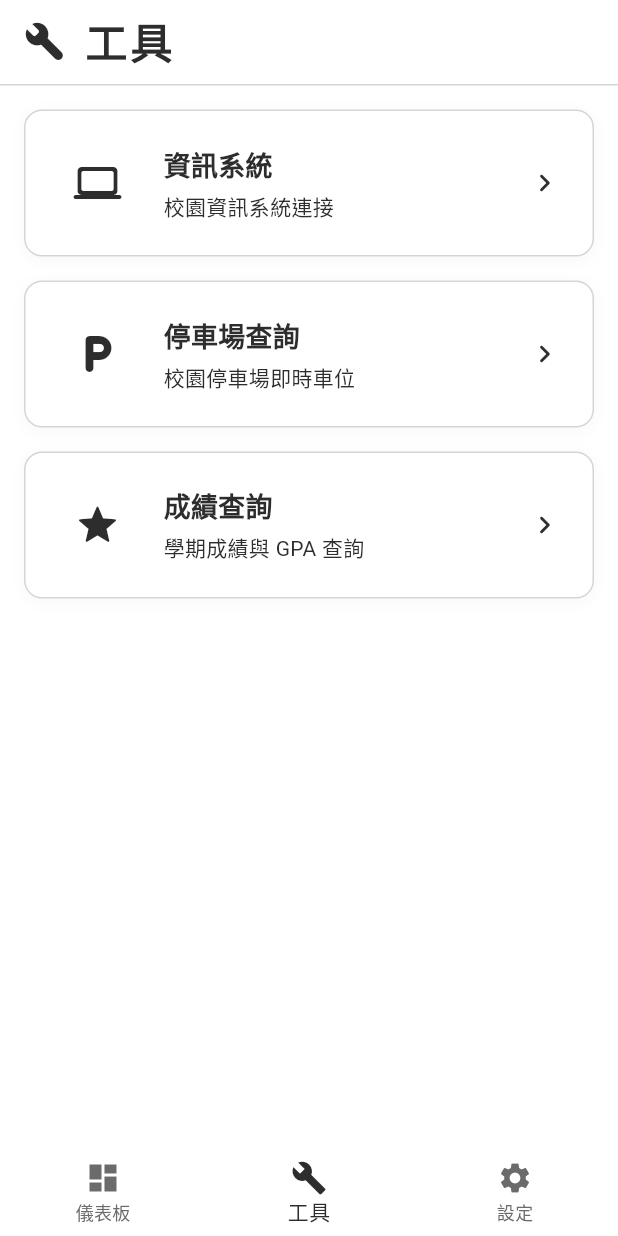
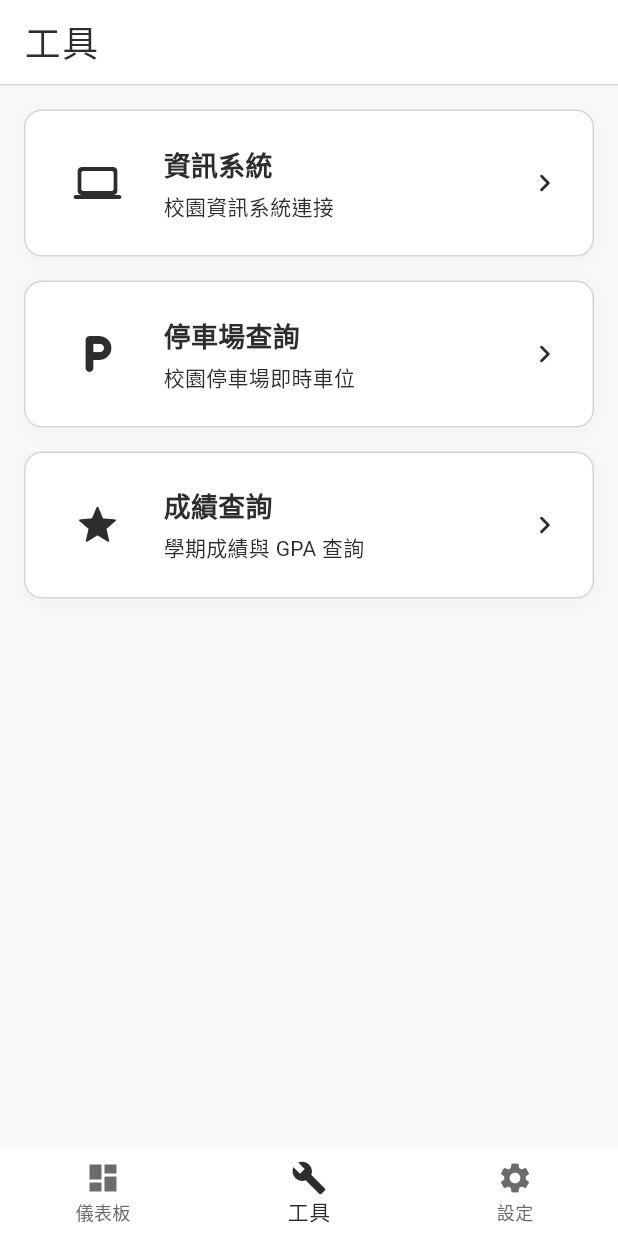
Before and after one commit to mon-jai/tkt, a Flutter app: the screen it shows after launch, item 2 of the bottom bar chosen, on a phone screen of 412 x 824 dp. Run offline on Flutter 3.47's test engine with Material 3 defaults, Android fonts, the phone set to English and light mode, and no system bars; our stand-ins replace cookie_jar, dio, dio_cookie_manager, flutter_html, flutter_local_notifications, get and 6 more; missing offline and left inert: alice_lightweight, back_button_interceptor, fk_user_agent, flutter_inappwebview; network calls fail; statements that could not run were skipped.

Commit message:
更新tool screen app bar

```diff
--- a/lib/screens/navi/tools_screen.dart
+++ b/lib/screens/navi/tools_screen.dart
@@ -12,29 +12,20 @@ class ToolsScreen extends StatelessWidget {
     final colorScheme = theme.colorScheme;
 
     return Scaffold(
-      backgroundColor: colorScheme.surface,
+      backgroundColor: theme.scaffoldBackgroundColor,
       appBar: AppBar(
-        backgroundColor: Colors.transparent,
+        title: Text(
+          '工具',
+          style: TextStyle(
+            fontWeight: FontWeight.w400,
+            letterSpacing: 1.0,
+            color: colorScheme.onSurface,
+          ),
+        ),
+        backgroundColor: colorScheme.surface,
+        foregroundColor: colorScheme.onSurface,
         elevation: 0,
         automaticallyImplyLeading: false,
-        title: Row(
-          children: [
-            Icon(
-              Icons.build_rounded,
-              color: colorScheme.primary,
-              size: 28,
-            ),
-            const SizedBox(width: 12),
-            Text(
-              '工具',
-              style: TextStyle(
-                fontSize: 28,
-                fontWeight: FontWeight.bold,
-                color: colorScheme.onSurface,
-              ),
-            ),
-          ],
-        ),
         bottom: PreferredSize(
           preferredSize: const Size.fromHeight(1),
           child: Container(
```
